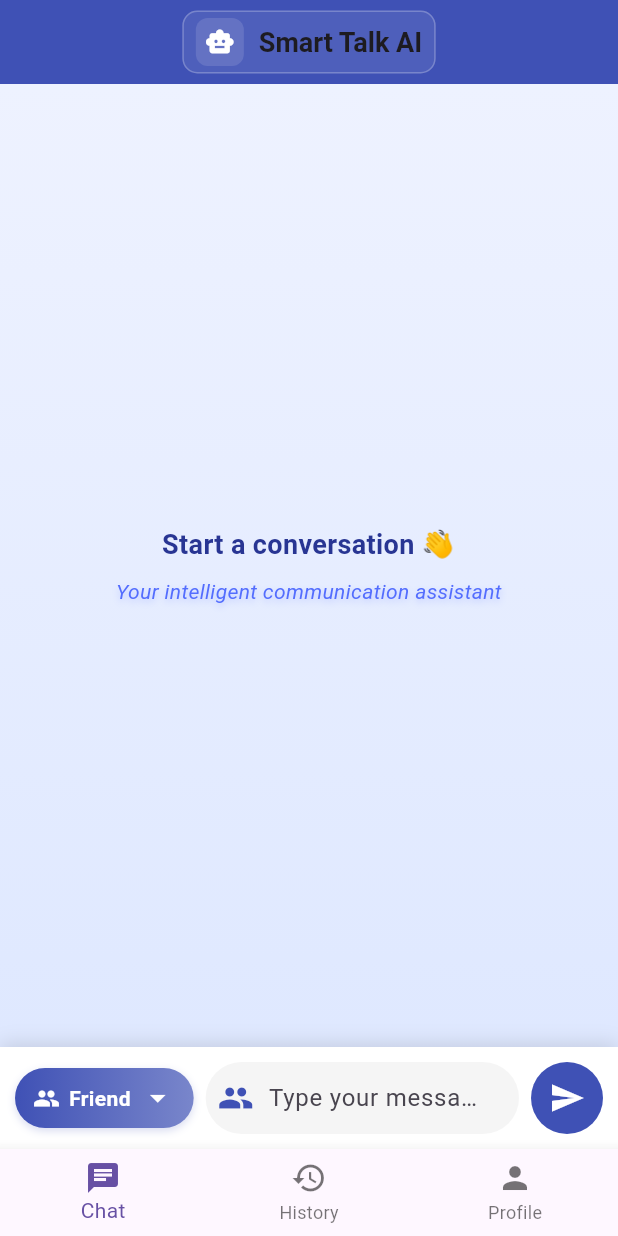
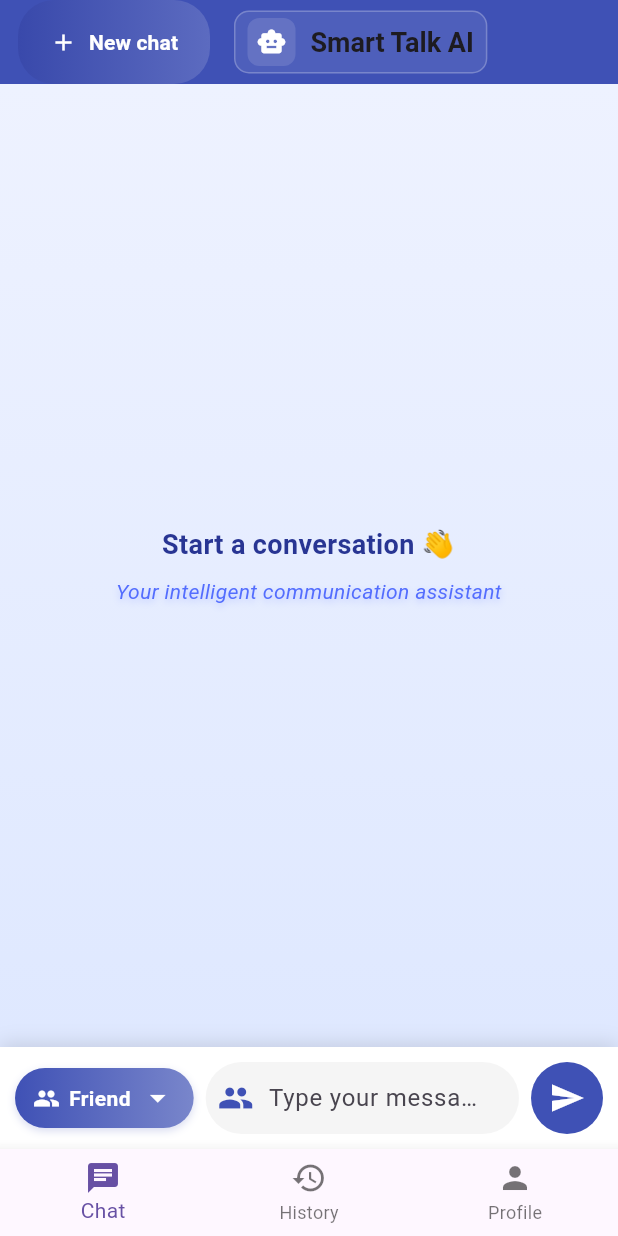
Before and after one commit to aizaziqbal11-wq/smart-talk-ai, a Flutter app: the screen it shows after launch, on a phone screen of 412 x 824 dp. Run offline on Flutter 3.47's test engine with Material 3 defaults, Android fonts, the phone set to English and light mode, and no system bars.

Commit message:
Adding new chat button

```diff
--- a/lib/screens/chat_screen.dart
+++ b/lib/screens/chat_screen.dart
@@ -30,6 +30,22 @@ class _ChatScreenState extends State<ChatScreen> {
     _controller.clear();
   }
 
+  void newChat() {
+    setState(() {
+      messages.clear();
+      _selectedRole = 'Friend';
+      _controller.clear();
+    });
+
+    ScaffoldMessenger.of(context).showSnackBar(
+      SnackBar(
+        content: const Text('Started a new chat'),
+        backgroundColor: Colors.indigo,
+        duration: const Duration(seconds: 1),
+      ),
+    );
+  }
+
   @override
   Widget build(BuildContext context) {
     return Scaffold(
@@ -38,6 +54,45 @@ class _ChatScreenState extends State<ChatScreen> {
       appBar: AppBar(
         elevation: 0,
         centerTitle: true,
+        leadingWidth: 140,
+        leading: Padding(
+          padding: const EdgeInsets.only(left: 12.0),
+          child: Container(
+            decoration: BoxDecoration(
+              gradient: LinearGradient(
+                colors: [Colors.indigo.shade600, Colors.indigo.shade400],
+              ),
+              borderRadius: BorderRadius.circular(24),
+              boxShadow: [
+                BoxShadow(
+                  color: Colors.indigo.withOpacity(0.2),
+                  blurRadius: 4,
+                  offset: Offset(0, 2),
+                ),
+              ],
+            ),
+            child: TextButton.icon(
+              onPressed: newChat,
+              icon: const Icon(Icons.add, color: Colors.white, size: 18),
+              label: const Text(
+                'New chat',
+                style: TextStyle(
+                  color: Colors.white,
+                  fontWeight: FontWeight.w600,
+                ),
+              ),
+              style: TextButton.styleFrom(
+                padding: const EdgeInsets.symmetric(
+                  horizontal: 10,
+                  vertical: 8,
+                ),
+                minimumSize: const Size(0, 0),
+                tapTargetSize: MaterialTapTargetSize.shrinkWrap,
+                backgroundColor: Colors.transparent,
+              ),
+            ),
+          ),
+        ),
         title: Container(
           padding: const EdgeInsets.symmetric(horizontal: 8, vertical: 4),
           decoration: BoxDecoration(
@@ -262,6 +317,7 @@ class _ChatScreenState extends State<ChatScreen> {
           ],
         ),
       ),
+      // Button moved to AppBar as leading; FAB removed.
     );
   }
 }
```
